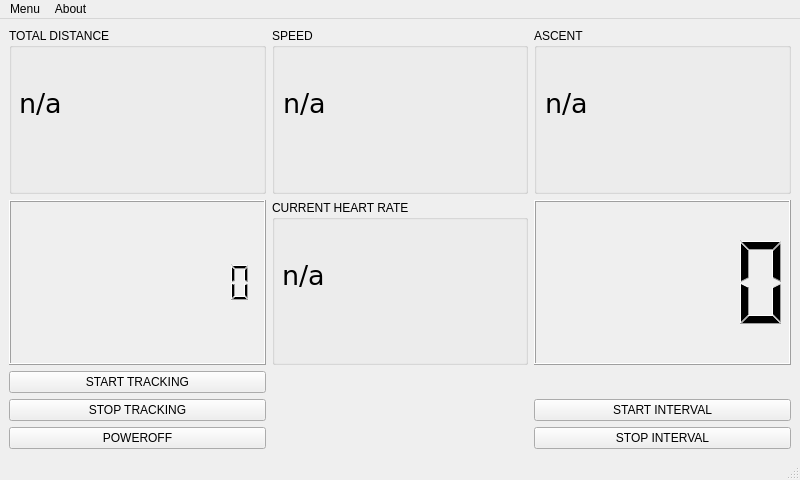
Old version of the form dev/uis/GUI2.ui in the repository firefly-cpp/AST-Monitor.
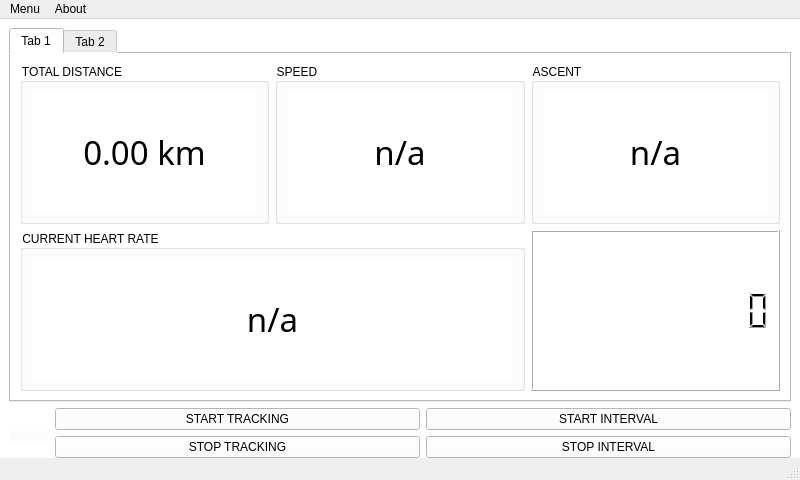
New version of the form. Icons and pictures are not drawn.

What changed in the file:
```diff
--- a/dev/uis/GUI2.ui
+++ b/dev/uis/GUI2.ui
@@ -28,43 +28,144 @@
   <property name="windowTitle">
    <string>TrainingFeedback</string>
   </property>
+  <property name="styleSheet">
+   <string notr="true"/>
+  </property>
   <widget class="QWidget" name="centralwidget">
-   <layout class="QGridLayout" name="gridLayout_3">
-    <item row="5" column="2">
-     <widget class="QPushButton" name="button_stop_interval">
+   <property name="styleSheet">
+    <string notr="true">background-color: rgb(255, 255, 255);
+font: &quot;Bahnschrift Light&quot;;</string>
+   </property>
+   <layout class="QVBoxLayout" name="verticalLayout_4">
+    <property name="bottomMargin">
+     <number>0</number>
+    </property>
+    <item>
+     <layout class="QVBoxLayout" name="verticalLayout_3">
+      <item>
+       <widget class="QTabWidget" name="tabWidget">
+        <widget class="QWidget" name="tab">
+         <attribute name="title">
+          <string>Tab 1</string>
+         </attribute>
+         <layout class="QVBoxLayout" name="verticalLayout_9">
+          <item>
+           <layout class="QGridLayout" name="gridLayout_2">
+            <item row="0" column="0">
+             <widget class="QGroupBox" name="groupBox_3">
+              <property name="enabled">
+               <bool>true</bool>
+              </property>
+              <property name="title">
+               <string>TOTAL DISTANCE</string>
+              </property>
+              <layout class="QVBoxLayout" name="verticalLayout_5">
+               <item>
+                <layout class="QHBoxLayout" name="horizontalLayout">
+                 <item>
+                  <widget class="QLabel" name="total_distance">
+                   <property name="maximumSize">
+                    <size>
+                     <width>800</width>
+                     <height>480</height>
+                    </size>
+                   </property>
+                   <property name="font">
+                    <font>
+                     <family>Bahnschrift Light</family>
+                     <pointsize>25</pointsize>
+                     <weight>50</weight>
+                     <italic>false</italic>
+                     <bold>false</bold>
+                    </font>
+                   </property>
+                   <property name="styleSheet">
+                    <string notr="true"/>
+                   </property>
       <property name="text">
-       <string>STOP INTERVAL</string>
-      </property>
-     </widget>
-    </item>
-    <item row="2" column="2">
-     <widget class="QLCDNumber" name="interval_odstevalnik"/>
-    </item>
-    <item row="4" column="2">
-     <widget class="QPushButton" name="button_start_interval">
+                    <string>0.00 km</string>
+                   </property>
+                   <property name="alignment">
+                    <set>Qt::AlignCenter</set>
+                   </property>
+                  </widget>
+                 </item>
+                </layout>
+               </item>
+              </layout>
+             </widget>
+            </item>
+            <item row="0" column="1">
+             <widget class="QGroupBox" name="groupBox_4">
+              <property name="title">
+               <string>SPEED</string>
+              </property>
+              <layout class="QVBoxLayout" name="verticalLayout_8">
+               <item>
+                <widget class="QLabel" name="speed">
+                 <property name="font">
+                  <font>
+                   <family>Bahnschrift Light</family>
+                   <pointsize>25</pointsize>
+                   <weight>50</weight>
+                   <italic>false</italic>
+                   <bold>false</bold>
+                  </font>
+                 </property>
       <property name="text">
-       <string>START INTERVAL</string>
-      </property>
-     </widget>
-    </item>
-    <item row="2" column="1">
+                  <string>n/a</string>
+                 </property>
+                 <property name="alignment">
+                  <set>Qt::AlignCenter</set>
+                 </property>
+                </widget>
+               </item>
+              </layout>
+             </widget>
+            </item>
+            <item row="0" column="2">
+             <widget class="QGroupBox" name="groupBox_5">
+              <property name="title">
+               <string>ASCENT</string>
+              </property>
+              <layout class="QVBoxLayout" name="verticalLayout_6">
+               <item>
+                <widget class="QLabel" name="ascent">
+                 <property name="font">
+                  <font>
+                   <family>Bahnschrift Light</family>
+                   <pointsize>25</pointsize>
+                   <weight>50</weight>
+                   <italic>false</italic>
+                   <bold>false</bold>
+                  </font>
+                 </property>
+                 <property name="text">
+                  <string>n/a</string>
+                 </property>
+                 <property name="alignment">
+                  <set>Qt::AlignCenter</set>
+                 </property>
+                </widget>
+               </item>
+              </layout>
+             </widget>
+            </item>
+            <item row="1" column="0" colspan="2">
      <widget class="QGroupBox" name="groupBox_6">
       <property name="title">
        <string>CURRENT HEART RATE</string>
       </property>
+              <layout class="QVBoxLayout" name="verticalLayout_7">
+               <item>
       <widget class="QLabel" name="current_hr">
-       <property name="geometry">
-        <rect>
-         <x>10</x>
-         <y>30</y>
-         <width>241</width>
-         <height>91</height>
-        </rect>
-       </property>
        <property name="font">
         <font>
-         <family>DejaVu Sans</family>
-         <pointsize>20</pointsize>
+                   <family>Bahnschrift Light</family>
+                   <pointsize>25</pointsize>
+                   <weight>50</weight>
+                   <italic>false</italic>
+                   <bold>false</bold>
         </font>
        </property>
        <property name="styleSheet">
@@ -73,17 +174,15 @@
        <property name="text">
         <string>n/a</string>
        </property>
-      </widget>
-     </widget>
-    </item>
-    <item row="5" column="0">
-     <widget class="QPushButton" name="shutdown">
-      <property name="text">
-       <string>POWEROFF</string>
+                 <property name="alignment">
+                  <set>Qt::AlignCenter</set>
       </property>
      </widget>
     </item>
-    <item row="2" column="0">
+              </layout>
+             </widget>
+            </item>
+            <item row="1" column="2">
      <widget class="QLCDNumber" name="watch">
       <property name="frameShape">
        <enum>QFrame::Box</enum>
@@ -96,109 +195,90 @@
       </property>
      </widget>
     </item>
-    <item row="0" column="0">
-     <widget class="QGroupBox" name="groupBox_3">
-      <property name="enabled">
-       <bool>true</bool>
-      </property>
-      <property name="title">
-       <string>TOTAL DISTANCE</string>
-      </property>
-      <widget class="QLabel" name="total_distance">
-       <property name="geometry">
-        <rect>
-         <x>10</x>
-         <y>30</y>
-         <width>241</width>
-         <height>91</height>
-        </rect>
-       </property>
-       <property name="maximumSize">
-        <size>
-         <width>800</width>
-         <height>480</height>
-        </size>
-       </property>
-       <property name="font">
-        <font>
-         <family>DejaVu Sans</family>
-         <pointsize>20</pointsize>
-        </font>
-       </property>
-       <property name="styleSheet">
-        <string notr="true"/>
-       </property>
+           </layout>
+          </item>
+         </layout>
+        </widget>
+        <widget class="QWidget" name="tab_2">
+         <attribute name="title">
+          <string>Tab 2</string>
+         </attribute>
+        </widget>
+       </widget>
+      </item>
+      <item>
+       <layout class="QGridLayout" name="gridLayout" columnstretch="0,1,1">
+        <property name="spacing">
+         <number>6</number>
+        </property>
+        <item row="0" column="2">
+         <layout class="QVBoxLayout" name="verticalLayout_2">
+          <item>
+           <widget class="QPushButton" name="button_start_interval">
        <property name="text">
-        <string>n/a</string>
-       </property>
-      </widget>
-     </widget>
-    </item>
-    <item row="4" column="0">
-     <widget class="QPushButton" name="stop_tracking">
+             <string>START INTERVAL</string>
+            </property>
+           </widget>
+          </item>
+          <item>
+           <widget class="QPushButton" name="button_stop_interval">
       <property name="text">
-       <string>STOP TRACKING</string>
+             <string>STOP INTERVAL</string>
       </property>
      </widget>
     </item>
-    <item row="3" column="0">
+         </layout>
+        </item>
+        <item row="0" column="1">
+         <layout class="QVBoxLayout" name="verticalLayout">
+          <item>
      <widget class="QPushButton" name="start_tracking">
       <property name="text">
        <string>START TRACKING</string>
       </property>
      </widget>
     </item>
-    <item row="0" column="2">
-     <widget class="QGroupBox" name="groupBox_5">
-      <property name="title">
-       <string>ASCENT</string>
-      </property>
-      <widget class="QLabel" name="ascent">
-       <property name="geometry">
-        <rect>
-         <x>11</x>
-         <y>30</y>
-         <width>241</width>
-         <height>91</height>
-        </rect>
-       </property>
-       <property name="font">
-        <font>
-         <family>DejaVu Sans</family>
-         <pointsize>20</pointsize>
-        </font>
-       </property>
+          <item>
+           <widget class="QPushButton" name="stop_tracking">
        <property name="text">
-        <string>n/a</string>
-       </property>
-      </widget>
-     </widget>
-    </item>
-    <item row="0" column="1">
-     <widget class="QGroupBox" name="groupBox_4">
-      <property name="title">
-       <string>SPEED</string>
-      </property>
-      <widget class="QLabel" name="speed">
-       <property name="geometry">
-        <rect>
-         <x>11</x>
-         <y>30</y>
-         <width>241</width>
-         <height>91</height>
-        </rect>
-       </property>
-       <property name="font">
-        <font>
-         <family>DejaVu Sans</family>
-         <pointsize>20</pointsize>
-        </font>
+             <string>STOP TRACKING</string>
+            </property>
+           </widget>
+          </item>
+         </layout>
+        </item>
+        <item row="0" column="0">
+         <widget class="QPushButton" name="shutdown">
+          <property name="sizePolicy">
+           <sizepolicy hsizetype="Minimum" vsizetype="Fixed">
+            <horstretch>0</horstretch>
+            <verstretch>0</verstretch>
+           </sizepolicy>
+          </property>
+          <property name="autoFillBackground">
+           <bool>false</bool>
+          </property>
+          <property name="styleSheet">
+           <string notr="true">background-color: rgba(255, 255, 255, 0);</string>
        </property>
        <property name="text">
-        <string>n/a</string>
-       </property>
-      </widget>
-     </widget>
+           <string/>
+          </property>
+          <property name="icon">
+           <iconset>
+            <normaloff>../../ast_monitor/icons/shutdown.svg</normaloff>../../ast_monitor/icons/shutdown.svg</iconset>
+          </property>
+          <property name="iconSize">
+           <size>
+            <width>60</width>
+            <height>60</height>
+           </size>
+          </property>
+         </widget>
+        </item>
+       </layout>
+      </item>
+     </layout>
     </item>
    </layout>
   </widget>
```
Left out of the diff: 2 changed lines with no effect on the pictures. Lines whose indentation alone changed are shown as unchanged.
